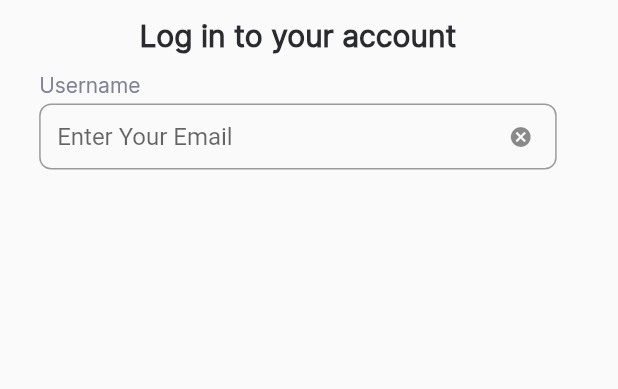
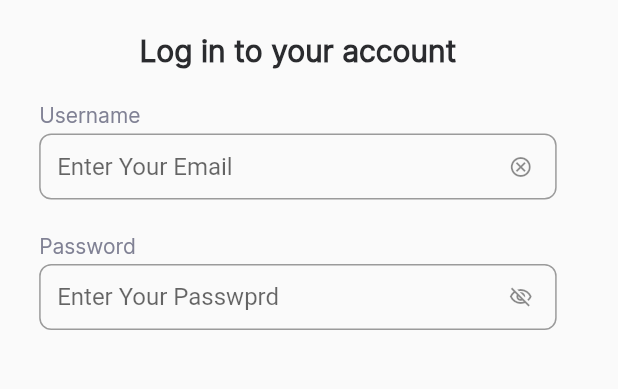
Before and after one commit to MustafaFawzy229/intern2grow-auth-mobile-app, a Flutter app: the screen it shows after launch, on a phone screen of 412 x 824 dp, the part 372-761 px from its top. Run offline on Flutter 3.47's test engine with Material 2 defaults, Android fonts, the light colour scheme and no system bars.

Commit message:
finish user and pass fields

```diff
--- a/lib/screens/login_screen.dart
+++ b/lib/screens/login_screen.dart
@@ -15,9 +15,10 @@ class LoginScreen extends StatelessWidget {
         child: const Column(
           children: [
             CoverAndLogo(),
-            Padding(
-              padding: EdgeInsets.symmetric(vertical: 12),
-              child: Text(
+            SizedBox(
+              height: 22,
+            ),
+            Text(
               'Log in to your account',
               textAlign: TextAlign.center,
               style: TextStyle(
@@ -27,12 +28,22 @@ class LoginScreen extends StatelessWidget {
                 color: Color(0xff2A2B2E),
               ),
             ),
+            SizedBox(
+              height: 22,
             ),
             CustomTextField(
               category: 'Username',
               hint: 'Enter Your Email',
-              icon: Icons.cancel,
+              icon: Icons.cancel_outlined,
             ),
+            SizedBox(
+              height: 22,
+            ),
+            CustomTextField(
+              category: 'Password',
+              hint: 'Enter Your Passwprd',
+              icon: Icons.visibility_off_outlined,
+            )
           ],
         ),
       ),
```
Lines whose indentation alone changed are shown as unchanged.
